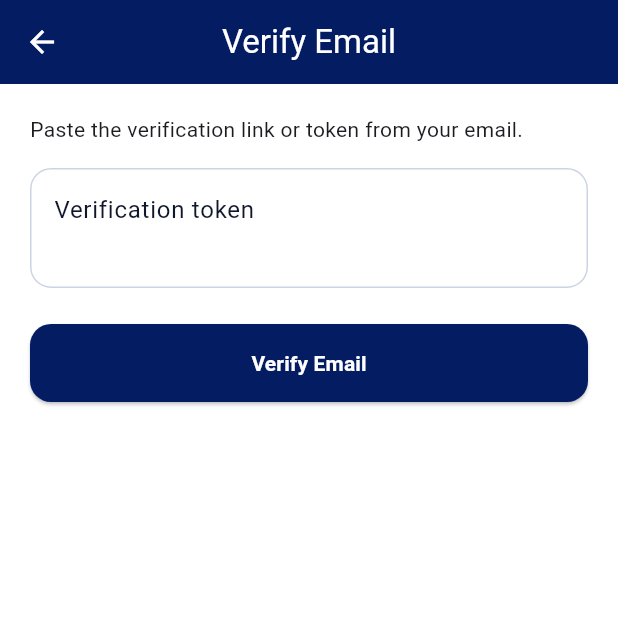
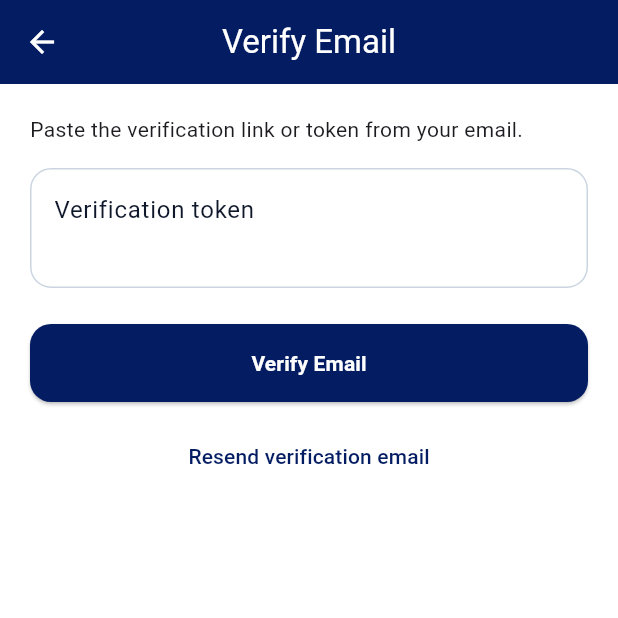
Before and after one commit to leyakassir/KifTari2_Mobile, a Flutter app: the VerifyEmailScreen screen opened directly, on a phone screen of 412 x 824 dp, the top half of it. Run offline on Flutter 3.47's test engine with Material 3 defaults, Android fonts, the light colour scheme and no system bars; our stand-ins replace app_links, firebase_core, firebase_messaging, flutter_local_notifications, flutter_secure_storage, geolocator and 4 more; accounts and stored records are empty; network calls fail.

Commit message:
Move resend verification to verify email screen

```diff
--- a/kiftari2_mobile/lib/features/auth/verify_email/verify_email_screen.dart
+++ b/kiftari2_mobile/lib/features/auth/verify_email/verify_email_screen.dart
@@ -3,6 +3,7 @@ import 'dart:convert';
 import 'package:flutter/material.dart';
 import 'package:http/http.dart' as http;
 import '../../../core/config/api_config.dart';
+import '../../../core/services/auth_service.dart';
 import '../../../core/services/token_service.dart';
 
 class VerifyEmailScreen extends StatefulWidget {
@@ -22,6 +23,7 @@ class VerifyEmailScreen extends StatefulWidget {
 class _VerifyEmailScreenState extends State<VerifyEmailScreen> {
   final TextEditingController _tokenController = TextEditingController();
   bool _loading = false;
+  bool _resendLoading = false;
 
   @override
   void initState() {
@@ -84,6 +86,21 @@ class _VerifyEmailScreenState extends State<VerifyEmailScreen> {
     } finally {
       if (mounted) setState(() => _loading = false);
     }
+  }
+
+  Future<void> _resend() async {
+    if (_resendLoading) return;
+    setState(() => _resendLoading = true);
+    final success = await AuthService.resendVerificationEmail();
+    if (!mounted) return;
+    setState(() => _resendLoading = false);
+    ScaffoldMessenger.of(context).showSnackBar(
+      SnackBar(
+        content: Text(
+          success ? "Verification email sent" : "Failed to resend email",
+        ),
+      ),
+    );
   }
 
   @override
@@ -195,6 +212,17 @@ class _VerifyEmailScreenState extends State<VerifyEmailScreen> {
                       ),
               ),
             ),
+            const SizedBox(height: 12),
+            TextButton(
+              onPressed: _resendLoading ? null : _resend,
+              child: _resendLoading
+                  ? const SizedBox(
+                      width: 16,
+                      height: 16,
+                      child: CircularProgressIndicator(strokeWidth: 2),
+                    )
+                  : const Text("Resend verification email"),
+            ),
           ],
         ),
       ),
```
Also changed, not shown: kiftari2_mobile/lib/features/profile/profile_screen.dart (+1 -102 lines).
